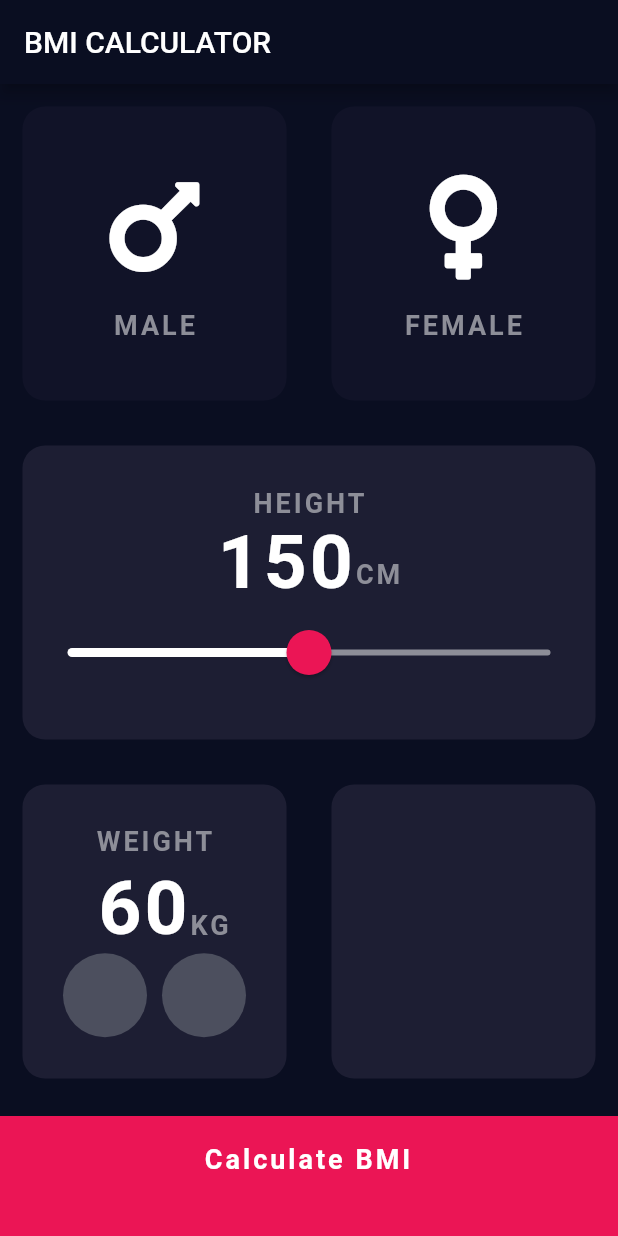
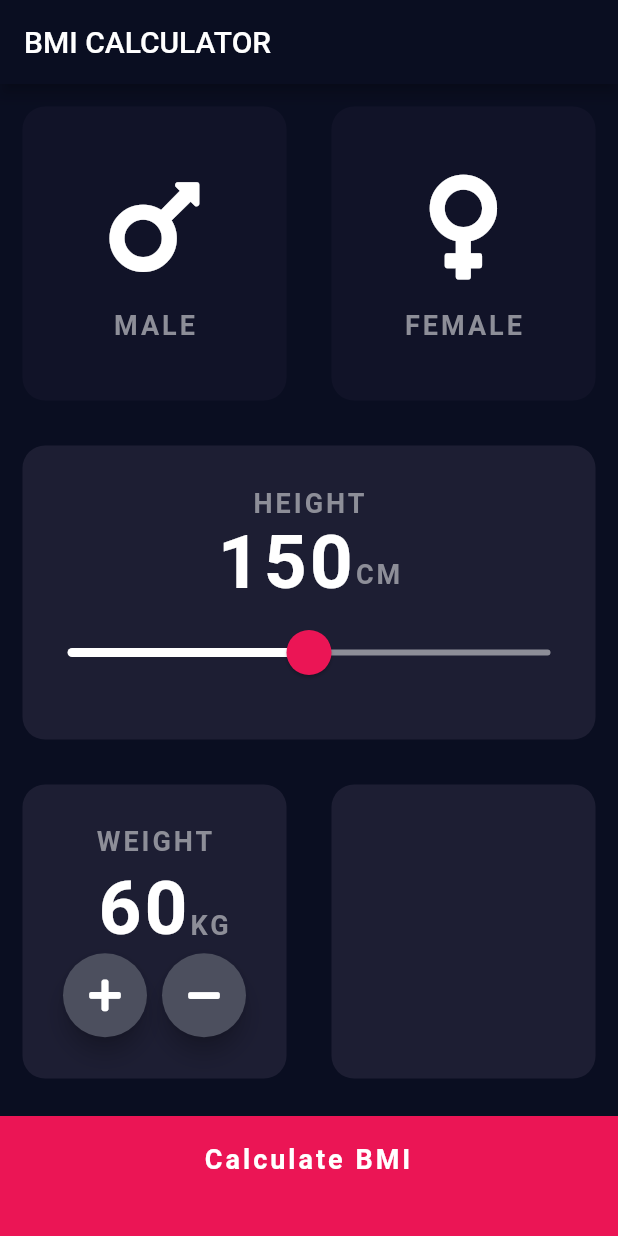
Before and after one commit to nouhben/myBMI, a Flutter app: the screen it shows after launch, on a phone screen of 412 x 824 dp. Run offline on Flutter 3.47's test engine with Material 2 defaults, Android fonts, the light colour scheme and no system bars; our stand-ins replace font_awesome_flutter.

Commit message:
Updating code

```diff
--- a/lib/input_page.dart
+++ b/lib/input_page.dart
@@ -179,9 +179,13 @@ class _InputPageState extends State<InputPage> {
                         Row(
                           mainAxisAlignment: MainAxisAlignment.center,
                           children: [
-                            RoundIconButton(),
+                            RoundIconButton(
+                              icon: FontAwesomeIcons.plus,
+                            ),
                             SizedBox(width: 10.0),
-                            RoundIconButton(),
+                            RoundIconButton(
+                              icon: FontAwesomeIcons.minus,
+                            ),
                           ],
                         )
                       ],
@@ -214,13 +218,16 @@ class _InputPageState extends State<InputPage> {
 }
 
 class RoundIconButton extends StatelessWidget {
+  final IconData icon;
+  RoundIconButton({@required this.icon});
   @override
   Widget build(BuildContext context) {
     return RawMaterialButton(
-      constraints: BoxConstraints.tightFor(
-        width: 56.0,
-        height: 56.0,
-      ),
+      elevation: 6.0,
+      disabledElevation: 6.0,
+      onPressed: () {},
+      child: Icon(icon),
+      constraints: BoxConstraints.tightFor(width: 56.0, height: 56.0),
       shape: CircleBorder(),
       fillColor: Color(0xff4C4F5E),
     );
```
